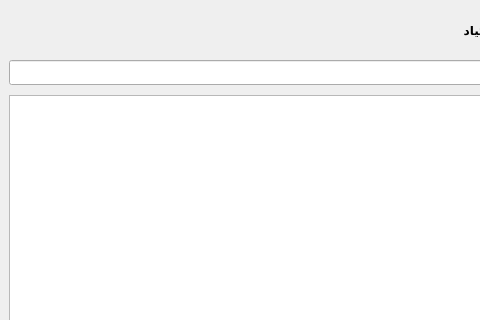
First picture: the form in bookyad/bookform.ui, repository aroshandelpoor/libraryManagement, before the edit; both pictures show x 0 to 480 and y 0 to 320 of the 697 by 438 pixel window.
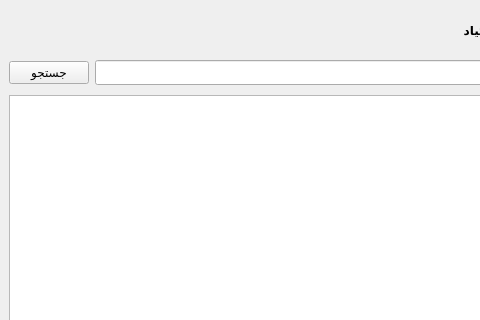
Second picture: the form after the edit. Icons and pictures are not drawn.

The edit to the form file:
```diff
--- a/bookyad/bookform.ui
+++ b/bookyad/bookform.ui
@@ -85,6 +85,13 @@
     </item>
     <item>
      <layout class="QHBoxLayout" name="horizontalLayout_2">
+      <item>
+       <widget class="QPushButton" name="pushButton_search">
+        <property name="text">
+         <string>جستجو</string>
+        </property>
+       </widget>
+      </item>
       <item>
        <widget class="QLineEdit" name="lineEdit_search"/>
       </item>
```
Left out of the diff: 3 changed lines with no effect on the pictures.
